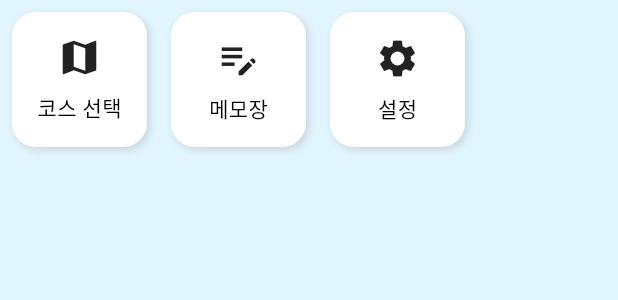
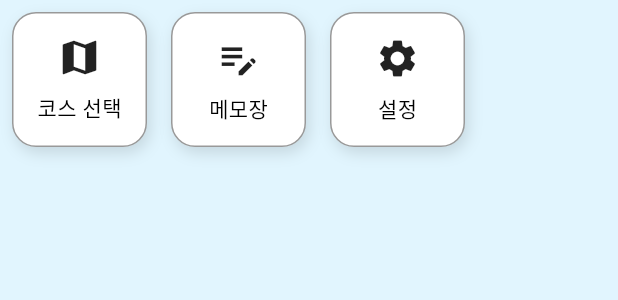
Before and after one commit to pbzz1/Gilajabi, a Flutter app: the MenuButtons widget shown alone on an empty page, opened directly, on a phone screen of 412 x 824 dp. Shown: the top 300 px of the screen. Run offline on Flutter 3.47's test engine with Material 3 defaults, Android fonts, the phone set to English and light mode, and no system bars; our stand-ins replace cloud_firestore, convex_bottom_bar, firebase_core, firebase_storage, fluttertoast, geocoding and 5 more; missing offline and left inert: flutter_inappwebview, kakao_flutter_sdk, kakao_flutter_sdk_common, kakao_flutter_sdk_user; accounts and stored records are empty; network calls fail.

Commit message:
홈 수정

```diff
--- a/lib/screens/home/home.dart
+++ b/lib/screens/home/home.dart
@@ -39,7 +39,7 @@ class _MyHomePageState extends State<MyHomePage> {
        padding: const EdgeInsets.symmetric(vertical: 8.0), // 위아래 8픽셀 여백
           child: Image.asset(
             'assets/images/Gilajabi_logo.png',
-            height: 40,
+            height: 55,
           ),
         ),
       ),
--- a/lib/screens/home/home_tab.dart
+++ b/lib/screens/home/home_tab.dart
@@ -23,13 +23,13 @@ class _HomeTabState extends State<HomeTab> {
     return Scaffold(
       body: ListView(
         children: [
-          const SizedBox(height: 16),
+          const SizedBox(height: 15),
           const ImageBanner(), // 이미지 배너
           const SizedBox(height: 15),
           WeatherBanner(), // 날씨 배너
           const SizedBox(height: 15),
           StepCounterBanner(), // 만보기 배너
-          const SizedBox(height: 15),
+          const SizedBox(height: 30),
           const MenuButtons(), // 메뉴 버튼
         ],
       ),
--- a/lib/screens/home/menu_buttons.dart
+++ b/lib/screens/home/menu_buttons.dart
@@ -18,13 +18,10 @@ class MenuButtons extends StatelessWidget {
         margin: const EdgeInsets.all(8),
         decoration: BoxDecoration(
           color: Colors.white,
+          border: Border.all(color: Colors.black.withOpacity(0.4)),
           borderRadius: BorderRadius.circular(16),
           boxShadow: const [
-            BoxShadow(
-              color: Colors.black12,
-              blurRadius: 4,
-              offset: Offset(2, 2),
-            ),
+            BoxShadow(color: Colors.black12, blurRadius: 8, offset: Offset(2, 4)),
           ],
         ),
         child: Column(
--- a/lib/screens/home/weather_banner.dart
+++ b/lib/screens/home/weather_banner.dart
@@ -120,8 +120,13 @@ class _WeatherBannerState extends State<WeatherBanner> with SingleTickerProvider
       curve: Curves.easeInOut,
       decoration: BoxDecoration(
         color: getBackgroundColor(temp),
+        border: Border.all(color: Colors.black.withOpacity(0.4)),
         borderRadius: BorderRadius.circular(16),
+        boxShadow: const [
+          BoxShadow(color: Colors.black12, blurRadius: 8, offset: Offset(2, 4)),
+        ],
       ),
+
       margin: const EdgeInsets.symmetric(horizontal: 16, vertical: 12),
       padding: const EdgeInsets.all(16),
       child: Column(
```
Also changed, not shown: lib/screens/home/iamge_banner.dart (+3 -6 lines), assets/images/Gilajabi_logo.png, assets/images/Gilajabi_logo2.png (added).
